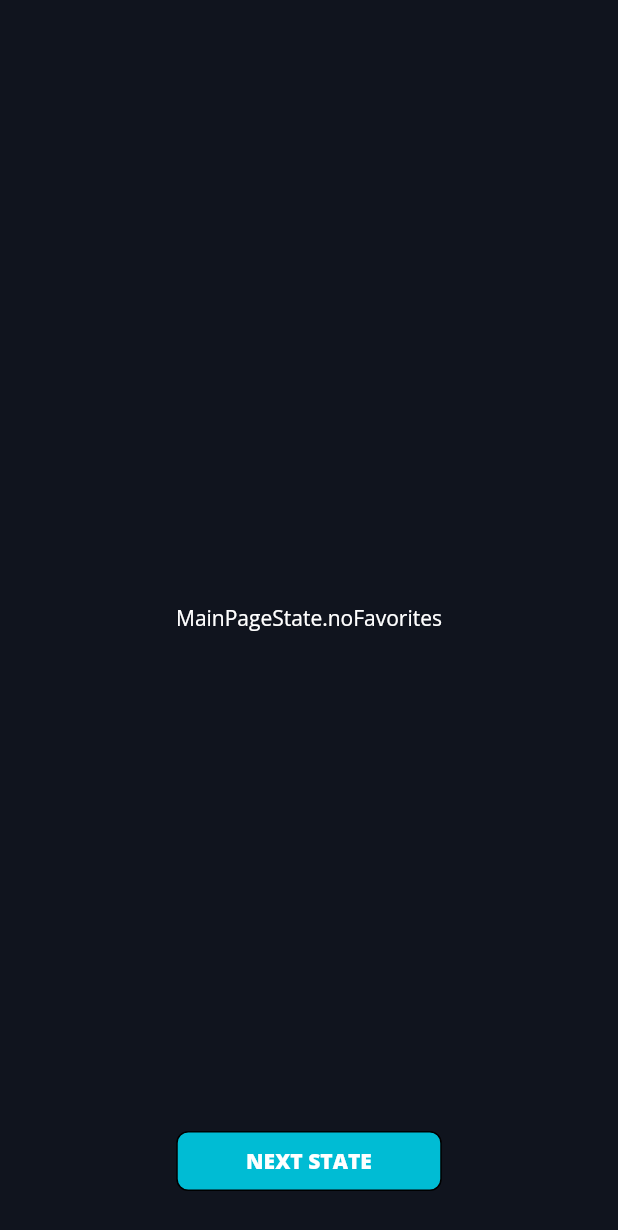
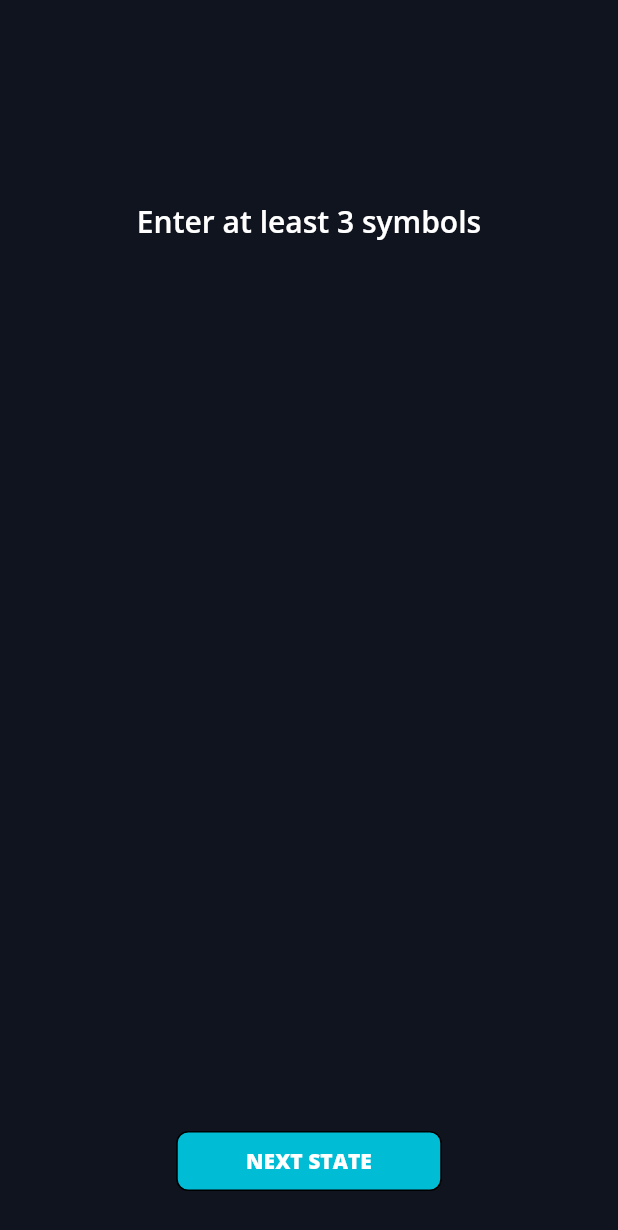
Before and after one commit to 77thecoder/skillbranch_superhero, a Flutter app: the screen it shows after launch, on a phone screen of 412 x 824 dp. Shown: the top 1230 px of the screen. Run offline on Flutter 3.47's test engine with Material 2 defaults, Android fonts, the phone set to English and light mode, and no system bars; our stand-ins replace google_fonts, rxdart.

Commit message:
page min symbols

```diff
--- a/lib/pages/main_page.dart
+++ b/lib/pages/main_page.dart
@@ -3,6 +3,7 @@ import 'package:provider/provider.dart';
 import 'package:superheroes/blocs/main_bloc.dart';
 import 'package:superheroes/resources/superheroes_colors.dart';
 import 'package:superheroes/widgets/action_button.dart';
+import 'package:superheroes/widgets/min_symbols.dart';
 
 class MainPage extends StatefulWidget {
   MainPage({Key? key}) : super(key: key);
@@ -42,19 +43,12 @@ class MainPageContent extends StatelessWidget {
       children: [
         MainPageStateWidget(),
         Align(
-            alignment: Alignment.bottomCenter,
-            child: ActionButton(
-              text: 'Next state',
-              onTap: () => bloc.nextState(),
-            )
-            // child: GestureDetector(
-            //   onTap: () => bloc.nextState(),
-            //   child: Text(
-            //     "Next state".toUpperCase(),
-            //     style: TextStyle(fontSize: 20, color: Colors.white),
-            //   ),
-            // ),
-            )
+          alignment: Alignment.bottomCenter,
+          child: ActionButton(
+            text: 'Next state',
+            onTap: () => bloc.nextState(),
+          ),
+        )
       ],
     );
   }
@@ -76,6 +70,10 @@ class MainPageStateWidget extends StatelessWidget {
             return LoadingIndicator();
           case MainPageState.noFavorites:
           case MainPageState.minSymbols:
+            return Padding(
+              padding: const EdgeInsets.only(top: 134.0),
+              child: MinSymbols(),
+            );
           case MainPageState.nothingFound:
           case MainPageState.loadingError:
           case MainPageState.searchResults:
--- /dev/null
+++ b/lib/widgets/min_symbols.dart
@@ -0,0 +1,20 @@
+import 'package:flutter/material.dart';
+import 'package:superheroes/resources/superheroes_colors.dart';
+
+class MinSymbols extends StatelessWidget {
+  const MinSymbols({Key? key}) : super(key: key);
+
+  @override
+  Widget build(BuildContext context) {
+    return Align(
+      alignment: Alignment.topCenter,
+      child: Text(
+        'Enter at least 3 symbols',
+        style: TextStyle(
+            color: SuperheroesColors.white,
+            fontSize: 20,
+            fontWeight: FontWeight.w600),
+      ),
+    );
+  }
+}
```
